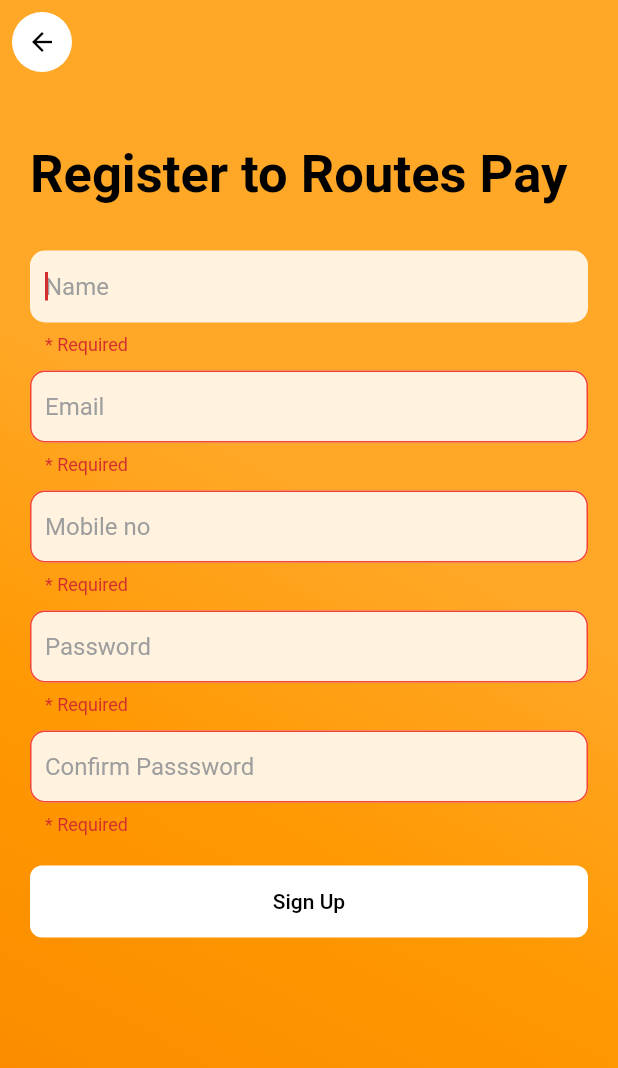
After one commit to Routes-Me/routes-pay-app, a Flutter app: the Signup screen opened by its route, after a tap on "Sign Up", on a phone screen of 412 x 824 dp. The commit adds this screen. Shown: the top 1068 px of the screen. Run offline on Flutter 3.47's test engine with Material 2 defaults, Android fonts, the phone set to English and light mode, and no system bars; our stand-ins replace form_field_validator, get_it, localstorage, qr_flutter, shared_preferences; missing offline and left inert: encrypt, http_interceptor, shared_preferences_web; accounts and stored records are empty.

Commit message:
Implemented registeration design and api

```diff
--- /dev/null
+++ b/lib/data/pojo/message.dart
@@ -0,0 +1,5 @@
+
+class Message{
+  String message;
+  Message({this.message});
+}
--- a/lib/datasource/base_service.dart
+++ b/lib/datasource/base_service.dart
@@ -1,7 +1,7 @@
 import 'package:flutter/cupertino.dart';
 
 abstract class BaseService {
-  final String baseUrl = "https://stage.api.routesme.com/api/v1.0/";
+  final String baseUrl = "https://stage.api.routesme.com/v1.0/";
   //final String baseUrl = "https://reqres.in/api/";
   Future<dynamic> getResponse(
       Map<String, String> params, String url, BuildContext context);
--- a/lib/datasource/data_source.dart
+++ b/lib/datasource/data_source.dart
@@ -54,10 +54,15 @@ class DataSource extends BaseService {
   @visibleForTesting
   dynamic returnResponse(http.Response response) {
     switch (response.statusCode) {
+      case HttpStatus.created :
+        dynamic responseJson = jsonDecode(response.body);
+        //print("Response ${responseJson}");
+        return responseJson;
       case HttpStatus.OK:
         dynamic responseJson = jsonDecode(response.body);
         return responseJson;
       case HttpStatus.BAD_REQUEST:
+        print(response.body);
         throw BadRequestException(response.body.toString());
       case HttpStatus.INTERNAL_SERVER_ERROR:
       default:
--- a/lib/datasource/interceptor/basic_auth_interceptor.dart
+++ b/lib/datasource/interceptor/basic_auth_interceptor.dart
@@ -12,8 +12,8 @@ class BasicAuthInterceptor extends InterceptorContract {
   Future<RequestData> interceptRequest({RequestData data}) async {
     SharedPreferences accessToken = await SharedPreferences.getInstance();
     data.headers["Authorization"] = accessToken.getString('token');
-    data.headers["CountryCode"] = "";
-    data.headers["AppVersion"] = "";
+    //data.headers["CountryCode"] = "";
+    //data.headers["AppVersion"] = "";
     data.headers[HttpHeaders.contentTypeHeader] = "application/json";
     data.headers["application"] = "screen";
     print(data.toString());
@@ -21,6 +21,7 @@ class BasicAuthInterceptor extends InterceptorContract {
   }
   @override
   Future<ResponseData> interceptResponse({ResponseData data}) async {
+    print(data.toString());
     SharedPreferences preferences = await SharedPreferences.getInstance();
     final isLogin = (preferences.getBool('isLogin') == null) ? false : preferences.getBool('isLogin');
     switch (data.statusCode) {
--- a/lib/main.dart
+++ b/lib/main.dart
@@ -3,6 +3,7 @@ import 'package:flutter/services.dart';
 import 'package:provider/provider.dart';
 import 'package:routes_pay/ui/auth/login.dart';
 import 'package:routes_pay/ui/auth/renewal_token.dart';
+import 'package:routes_pay/ui/auth/signup.dart';
 import 'package:routes_pay/ui/auth/splashscreen.dart';
 import 'package:routes_pay/ui/home/Home.dart';
 import 'package:routes_pay/ui/viewmodel/login_viewmodel.dart';
@@ -34,6 +35,7 @@ class Routes extends StatelessWidget {
       routes: {
         "/": (context) => SplashScreen(),
         "/login": (context) => Login(),
+        "/signup": (context) => Signup(),
         "/home": (context) => Home(),
         "/renewal": (context) => RenewalToken(),
       },
--- /dev/null
+++ b/lib/ui/auth/signup.dart
@@ -0,0 +1,387 @@
+import 'package:flutter/material.dart';
+import 'package:flutter/services.dart';
+import 'package:form_field_validator/form_field_validator.dart';
+import 'package:provider/provider.dart';
+import 'package:routes_pay/data/pojo/message.dart';
+import 'package:routes_pay/data/pojo/user.dart';
+import 'package:routes_pay/datasource/api_response.dart';
+import 'package:routes_pay/encrption/aesencryption.dart';
+import 'package:routes_pay/ui/viewmodel/login_viewmodel.dart';
+import 'package:routes_pay/ui/viewmodel/register_viewmodel.dart';
+import 'package:shared_preferences/shared_preferences.dart';
+
+import 'otp_verification.dart';
+
+class Signup extends StatefulWidget {
+  @override
+  _SignupState createState() => _SignupState();
+}
+
+class _SignupState extends State<Signup> {
+  final validateForm = GlobalKey<FormState>();
+  final encryption = AESEncryption();
+  final emailController = TextEditingController();
+  final passwordController = TextEditingController();
+  final confirmPasswordController = TextEditingController();
+  final nameController = TextEditingController();
+  final phoneController = TextEditingController();
+  final focus = FocusNode();
+
+  @override
+  void initState() {
+    // TODO: implement initState
+    super.initState();
+  }
+
+  @override
+  void dispose() {
+    emailController.dispose();
+    passwordController.dispose();
+    nameController.dispose();
+    phoneController.dispose();
+    super.dispose();
+  }
+
+  @override
+  Widget build(BuildContext context) {
+    return Consumer<RegisterViewModel>(
+        builder: (context, provider, child) => Form(
+          key: validateForm,
+          child: WillPopScope(
+            child: Scaffold(
+              resizeToAvoidBottomInset : false,
+              appBar: AppBar(
+                leading: IconButton(
+                  icon: Container(
+                    padding: const EdgeInsets.all(10),
+                    decoration: BoxDecoration(
+                      borderRadius: const BorderRadius.all(Radius.circular(20)),
+                      color:  Colors.white,
+                    ),
+                    child: Icon(Icons.arrow_back, color: Colors.black, size: 20,),
+                  ),
+                  onPressed: () => Navigator.of(context).pop(),
+                ),
+                elevation: 0,
+                backgroundColor: Colors.orange[400],
+                brightness: Brightness.light,
+              ),
+              body:Container(
+                width: double.infinity,
+                decoration: BoxDecoration(
+                  gradient: LinearGradient(
+                      begin: Alignment.bottomCenter,
+                      colors: [
+                        Colors.orange[600],
+                        Colors.orange[500],
+                        Colors.orange[400]
+                      ]),
+                ),
+                child: Column(
+                  crossAxisAlignment: CrossAxisAlignment.start,
+                  children: [
+                    Padding(
+                        padding: EdgeInsets.all(20),
+                        child: Column(
+                          crossAxisAlignment: CrossAxisAlignment.start,
+                          children: [
+                            SizedBox(
+                              height: 20,
+                            ),
+                            Text(
+                              "Register to Routes Pay",
+                              style: TextStyle(
+                                  color: Colors.black,
+                                  fontSize: 35.0,
+                                  fontWeight: FontWeight.bold),
+                            ),
+                            SizedBox(
+                              height: 30,
+                            ),
+                            TextFormField(
+                              autofocus: true,
+                              textInputAction: TextInputAction.next,
+                              controller: nameController,
+                              validator: MultiValidator([
+                                RequiredValidator(errorText: "* Required"),
+                              ]),
+                              decoration: InputDecoration(
+                                  hintText: 'Name',
+                                  filled: true,
+                                  fillColor: Colors.orange[50],
+                                  hintStyle:
+                                  TextStyle(color: Colors.grey[500]),
+                                  contentPadding: EdgeInsets.all(10.0),
+                                  focusedBorder: OutlineInputBorder(
+                                    borderSide:
+                                    BorderSide(color: Colors.white),
+                                    borderRadius:
+                                    BorderRadius.circular(10.0),
+                                  ),
+                                  border: OutlineInputBorder(
+                                    borderRadius: BorderRadius.circular(10),
+                                    borderSide: BorderSide(
+                                      width: 0,
+                                      style: BorderStyle.none,
+                                    ),
+                                  ),
+                                  errorBorder: OutlineInputBorder(
+                                      borderRadius:
+                                      BorderRadius.circular(10),
+                                      borderSide:
+                                      BorderSide(color: Colors.red))),
+                            ),
+                            SizedBox(
+                              height: 10,
+                            ),
+                            TextFormField(
+                              textInputAction: TextInputAction.next,
+                              controller: emailController,
+                              validator: MultiValidator([
+                                RequiredValidator(errorText: "* Required"),
+                                EmailValidator(
+                                    errorText: "Enter valid email id"),
+                              ]),
+                              decoration: InputDecoration(
+                                  hintText: 'Email',
+                                  filled: true,
+                                  fillColor: Colors.orange[50],
+                                  hintStyle:
+                                  TextStyle(color: Colors.grey[500]),
+                                  contentPadding: EdgeInsets.all(10.0),
+                                  focusedBorder: OutlineInputBorder(
+                                    borderSide:
+                                    BorderSide(color: Colors.white),
+                                    borderRadius:
+                                    BorderRadius.circular(10.0),
+                                  ),
+                                  border: OutlineInputBorder(
+                                    borderRadius: BorderRadius.circular(10),
+                                    borderSide: BorderSide(
+                                      width: 0,
+                                      style: BorderStyle.none,
+                                    ),
+                                  ),
+                                  errorBorder: OutlineInputBorder(
+                                      borderRadius:
+                                      BorderRadius.circular(10),
+                                      borderSide:
+                                      BorderSide(color: Colors.red))),
+                            ),
+                            SizedBox(
+                              height: 10,
+                            ),
+                            TextFormField(
+                              textInputAction: TextInputAction.next,
+                              keyboardType: TextInputType.number,
+                              controller: phoneController,
+                              inputFormatters: <TextInputFormatter>[
+                                FilteringTextInputFormatter.digitsOnly,
+                              ],
+                              validator: MultiValidator([
+                                RequiredValidator(errorText: "* Required"),
+                                /*EmailValidator(
+                                    errorText: "Enter valid mobile no"),*/
+                              ]),
+                              decoration: InputDecoration(
+                                  hintText: 'Mobile no',
+                                  filled: true,
+                                  fillColor: Colors.orange[50],
+                                  hintStyle:
+                                  TextStyle(color: Colors.grey[500]),
+                                  contentPadding: EdgeInsets.all(10.0),
+                                  focusedBorder: OutlineInputBorder(
+                                    borderSide:
+                                    BorderSide(color: Colors.white),
+                                    borderRadius:
+                                    BorderRadius.circular(10.0),
+                                  ),
+                                  border: OutlineInputBorder(
+                                    borderRadius: BorderRadius.circular(10),
+                                    borderSide: BorderSide(
+                                      width: 0,
+                                      style: BorderStyle.none,
+                                    ),
+                                  ),
+                                  errorBorder: OutlineInputBorder(
+                                      borderRadius:
+                                      BorderRadius.circular(10),
+                                      borderSide:
+                                      BorderSide(color: Colors.red))),
+                            ),
+                            SizedBox(
+                              height: 10,
+                            ),
+                            TextFormField(
+                              textInputAction: TextInputAction.next,
+                              validator: MultiValidator([
+                                RequiredValidator(errorText: "* Required"),
+                                MinLengthValidator(4,
+                                    errorText:
+                                    "Password should be atleast 6 characters"),
+                                MaxLengthValidator(15,
+                                    errorText:
+                                    "Password should not be greater than 15 characters")
+                              ]),
+                              obscureText: true,
+                              controller: passwordController,
+                              decoration: InputDecoration(
+                                  hintText: 'Password',
+                                  filled: true,
+                                  fillColor: Colors.orange[50],
+                                  hintStyle:
+                                  TextStyle(color: Colors.grey[500]),
+                                  contentPadding: EdgeInsets.all(10.0),
+                                  focusedBorder: OutlineInputBorder(
+                                    borderSide:
+                                    BorderSide(color: Colors.white),
+                                    borderRadius:
+                                    BorderRadius.circular(10.0),
+                                  ),
+                                  border: OutlineInputBorder(
+                                    borderRadius: BorderRadius.circular(10),
+                                    borderSide: BorderSide(
+                                      width: 0,
+                                      style: BorderStyle.none,
+                                    ),
+                                  ),
+                                  errorBorder: OutlineInputBorder(
+                                      borderRadius:
+                                      BorderRadius.circular(10),
+                                      borderSide:
+                                      BorderSide(color: Colors.red))),
+                            ),
+                            SizedBox(
+                              height: 10,
+                            ),
+                            TextFormField(
+                              focusNode: focus,
+                              controller: confirmPasswordController,
+                              validator: (confirmation){
+                                return confirmation.isEmpty
+                                    ? '* Required'
+                                    : validationEqual(confirmation, passwordController.text) ? null : 'Password not match';
+                              },
+                              obscureText: true,
+                              decoration: InputDecoration(
+                                  hintText: 'Confirm Passsword',
+                                  filled: true,
+                                  fillColor: Colors.orange[50],
+                                  hintStyle:
+                                  TextStyle(color: Colors.grey[500]),
+                                  contentPadding: EdgeInsets.all(10.0),
+                                  focusedBorder: OutlineInputBorder(
+                                    borderSide:
+                                    BorderSide(color: Colors.white),
+                                    borderRadius:
+                                    BorderRadius.circular(10.0),
+                                  ),
+                                  border: OutlineInputBorder(
+                                    borderRadius: BorderRadius.circular(10),
+                                    borderSide: BorderSide(
+                                      width: 0,
+                                      style: BorderStyle.none,
+                                    ),
+                                  ),
+                                  errorBorder: OutlineInputBorder(
+                                      borderRadius:
+                                      BorderRadius.circular(10),
+                                      borderSide:
+                                      BorderSide(color: Colors.red))),
+                            ),
+                            SizedBox(
+                              height: 20.0,
+                            ),
+                            Container(
+                              child: Row(
+                                mainAxisAlignment: MainAxisAlignment.center,
+                                children: [
+                                  provider.response.status == Status.LOADING
+                                      ? CircularProgressIndicator() :
+                                  Expanded(
+                                    child: ElevatedButton(
+                                      child: Text("Sign Up"),
+                                      onPressed: () async {
+                                        if (validateForm.currentState
+                                            .validate()) {
+                                          FocusScope.of(context).requestFocus(new FocusNode());
+                                          Map<String, String> params = {
+                                            'Email': emailController.text,
+                                            'Password': encryption.encryptText(passwordController.text),
+                                            'PhoneNumber' : phoneController.text,
+                                            'Name' : nameController.text,
+                                          };
+                                          /*Navigator.push(context, MaterialPageRoute(
+                                            builder: (_) => OTPVerification(myObject : params)
+                                          ));*/
+                                         provider.setState(ApiResponse.loading(""));
+                                          await provider.register(params, context);
+                                          switch (provider.response.status) {
+                                            case Status.COMPLETED:
+                                              String message = provider.response.data;
+                                              //SharedPreferences setLoginDetails = await SharedPreferences.getInstance();
+                                              //await setLoginDetails.setBool('isLogin', true);
+                                              //await setLoginDetails.setString('token', userItem.token);
+                                              Navigator.pushNamedAndRemoveUntil(
+                                                  context, "/login", (Route<dynamic> route) => false);
+                                              ScaffoldMessenger.of(
+                                                  context)
+                                                  .showSnackBar(SnackBar(
+                                                  content: Text(
+                                                      message)));
+                                              break;
+                                            case Status.ERROR:
+                                              return ScaffoldMessenger.of(
+                                                  context)
+                                                  .showSnackBar(SnackBar(
+                                                  content: Text(
+                                                      provider
+                                                          .response
+                                                          .message)));
+                                            case Status.INITIAL:
+                                              return "";
+                                            default:
+                                              ScaffoldMessenger.of(
+                                                  context)
+                                                  .showSnackBar(SnackBar(
+                                                  content: Text(
+                                                      provider
+                                                          .response
+                                                          .message)));
+                                          }
+                                        }
+                                      },
+                                      style: ElevatedButton.styleFrom(
+                                        padding: EdgeInsets.all(16.0),
+                                        primary: Colors.white,
+                                        elevation: 0.0,
+                                        onPrimary: Colors.black,
+                                        shape: RoundedRectangleBorder(
+                                          borderRadius:
+                                          BorderRadius.circular(8.0),
+                                        ),
+                                      ),
+                                    ),
+                                  ),
+                                ],
+                              ),
+                            )
+                          ],
+                        ),
+                    ),
+                  ],
+                ),
+              ) ,
+            ),
+          ),
+        ));
+  }
+
+  bool validationEqual(String currentValue, String checkValue) {
+    if (currentValue == checkValue) {
+      return true;
+    } else {
+      return false;
+    }
+  }
+}
```
Also changed, not shown: lib/ui/auth/login.dart (+25 -10 lines), lib/ui/auth/otp_verification.dart (added, +152 -0 lines), lib/ui/repository/user_repository.dart (+7 -4 lines), lib/ui/viewmodel/register_viewmodel.dart (+6 -11 lines).
